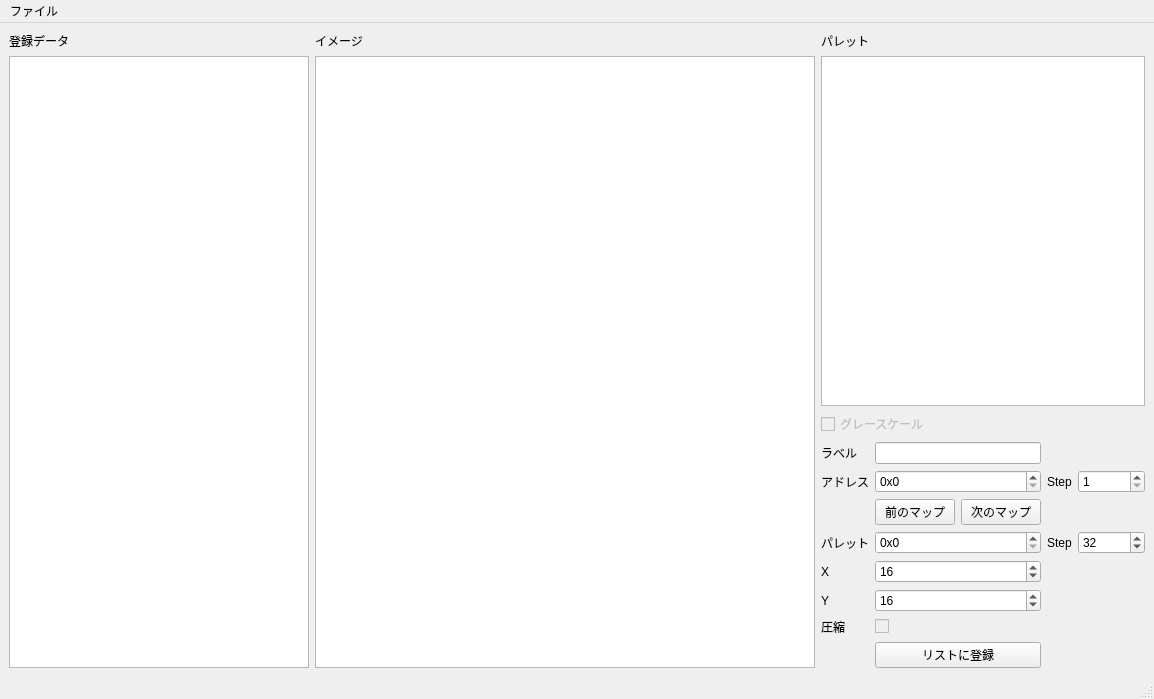
Before: the Qt Designer form MapModder/MapModder.ui in idealexe/EXE6_Tools, drawn with Qt 5.
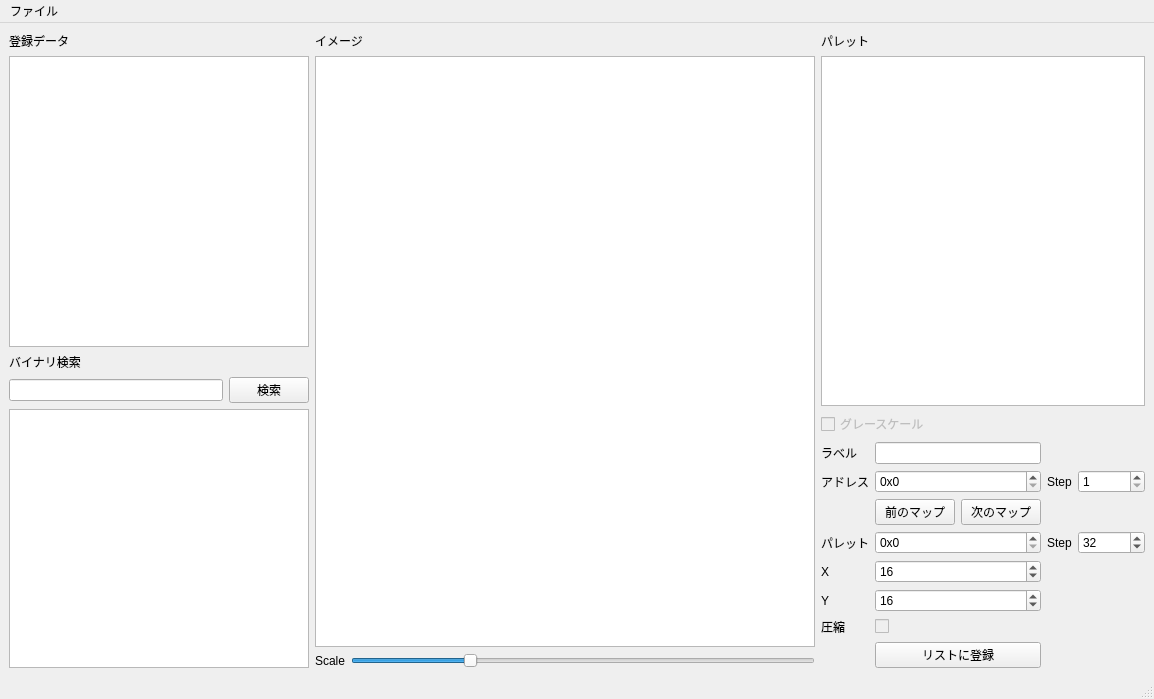
After: the same form once the commit is applied. Custom widgets are drawn as their Qt base class.

Commit message: 簡易検索機能を追加

The edit to the form file:
```diff
--- a/MapModder/MapModder.ui
+++ b/MapModder/MapModder.ui
@@ -22,6 +22,8 @@
    </property>
    <layout class="QHBoxLayout" name="horizontalLayout_2">
     <item>
+     <layout class="QVBoxLayout" name="leftLayout">
+      <item>
      <layout class="QVBoxLayout" name="listLayout">
       <item>
        <widget class="QLabel" name="dataLabel">
@@ -61,6 +63,40 @@
      </layout>
     </item>
     <item>
+       <layout class="QVBoxLayout" name="searchLayout">
+        <item>
+         <widget class="QLabel" name="searchLabel">
+          <property name="text">
+           <string>バイナリ検索</string>
+          </property>
+         </widget>
+        </item>
+        <item>
+         <layout class="QHBoxLayout" name="horizontalLayout_4">
+          <item>
+           <widget class="QLineEdit" name="searchEdit"/>
+          </item>
+          <item>
+           <widget class="QPushButton" name="searchButton">
+            <property name="text">
+             <string>検索</string>
+            </property>
+           </widget>
+          </item>
+         </layout>
+        </item>
+        <item>
+         <widget class="QTextBrowser" name="searchBrowser">
+          <property name="enabled">
+           <bool>true</bool>
+          </property>
+         </widget>
+        </item>
+       </layout>
+      </item>
+     </layout>
+    </item>
+    <item>
      <layout class="QVBoxLayout" name="verticalLayout_2">
       <item>
        <widget class="QLabel" name="graphicsLabel">
@@ -88,8 +124,38 @@
         </property>
        </widget>
       </item>
-     </layout>
-    </item>
+      <item>
+       <layout class="QHBoxLayout" name="horizontalLayout_3">
+        <item>
+         <widget class="QLabel" name="scaleLabel">
+          <property name="text">
+           <string>Scale</string>
+          </property>
+         </widget>
+        </item>
+        <item>
+         <widget class="QSlider" name="scaleSlider">
+          <property name="maximum">
+           <number>40</number>
+          </property>
+          <property name="singleStep">
+           <number>5</number>
+          </property>
+          <property name="pageStep">
+           <number>5</number>
+          </property>
+          <property name="value">
+           <number>10</number>
+          </property>
+          <property name="orientation">
+           <enum>Qt::Horizontal</enum>
+          </property>
+         </widget>
+        </item>
+       </layout>
+      </item>
+     </layout>
+    </item>
     <item>
      <layout class="QVBoxLayout" name="verticalLayout_3">
       <item>
```
Left out of the diff: 71 changed lines with no effect on the pictures. Lines whose indentation alone changed are shown as unchanged. The commit also changes 3 other files.
